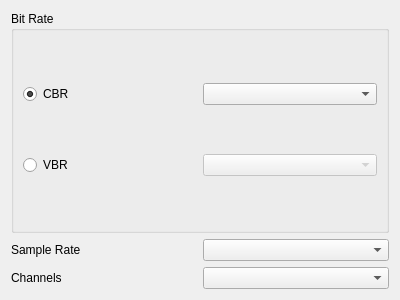
Above: plugins/mp3lame/mp3panel.ui from legnaleurc/khopper before the change. Below: the same form after it.
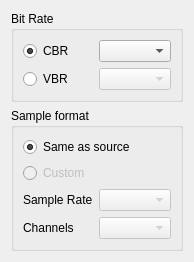
That is the form after the change.

Diff of the .ui file:
```diff
--- a/plugins/mp3lame/mp3panel.ui
+++ b/plugins/mp3lame/mp3panel.ui
@@ -6,8 +6,8 @@
    <rect>
     <x>0</x>
     <y>0</y>
-    <width>400</width>
-    <height>300</height>
+    <width>175</width>
+    <height>230</height>
    </rect>
   </property>
   <property name="windowTitle">
@@ -51,6 +51,32 @@
     </widget>
    </item>
    <item>
+    <widget class="QGroupBox" name="groupBox_2">
+     <property name="title">
+      <string>Sample format</string>
+     </property>
+     <layout class="QVBoxLayout" name="verticalLayout_2">
+      <item>
+       <widget class="QRadioButton" name="radioButton">
+        <property name="text">
+         <string>Same as source</string>
+        </property>
+        <property name="checked">
+         <bool>true</bool>
+        </property>
+       </widget>
+      </item>
+      <item>
+       <widget class="QRadioButton" name="custom">
+        <property name="enabled">
+         <bool>false</bool>
+        </property>
+        <property name="text">
+         <string>Custom</string>
+        </property>
+       </widget>
+      </item>
+      <item>
     <layout class="QGridLayout" name="gridLayout">
      <item row="0" column="0">
       <widget class="QLabel" name="label">
@@ -60,7 +86,11 @@
       </widget>
      </item>
      <item row="0" column="1">
-      <widget class="QComboBox" name="sampleRate"/>
+         <widget class="QComboBox" name="sampleRate">
+          <property name="enabled">
+           <bool>false</bool>
+          </property>
+         </widget>
      </item>
      <item row="1" column="0">
       <widget class="QLabel" name="label_2">
@@ -70,9 +100,16 @@
       </widget>
      </item>
      <item row="1" column="1">
-      <widget class="QComboBox" name="channels"/>
-     </item>
-    </layout>
+         <widget class="QComboBox" name="channels">
+          <property name="enabled">
+           <bool>false</bool>
+          </property>
+         </widget>
+        </item>
+       </layout>
+      </item>
+     </layout>
+    </widget>
    </item>
   </layout>
  </widget>
```
Left out of the diff: 32 changed lines with no effect on the pictures. Lines whose indentation alone changed are shown as unchanged.
